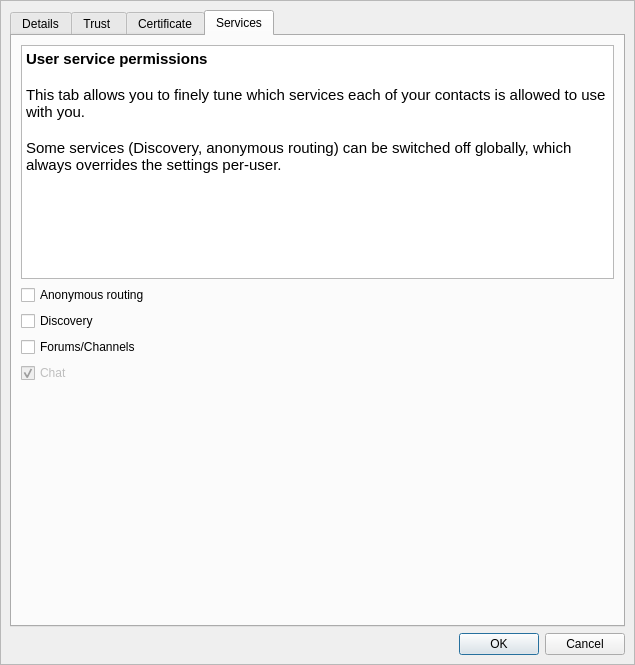
This is retroshare-gui/src/gui/connect/ConfCertDialog.ui in RetroShare/RetroShare as Qt 5 draws it before an edit. The edited form follows.
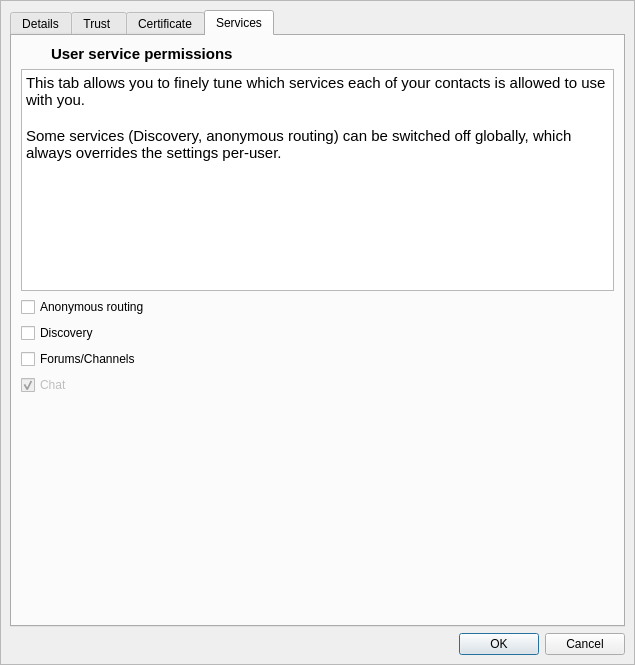
This is the edited form. The open tabs and pages were chosen to show the change. Icons and pictures are not drawn. Custom widgets are drawn as their Qt base class.

Commit message: removed html from the User Permission Label, for better translation added a default stylesheet for better look, added icons

What changed in the file:
```diff
--- a/retroshare-gui/src/gui/connect/ConfCertDialog.ui
+++ b/retroshare-gui/src/gui/connect/ConfCertDialog.ui
@@ -742,23 +742,58 @@
          <attribute name="title">
           <string>Services</string>
          </attribute>
-         <layout class="QVBoxLayout" name="verticalLayout_2">
-          <item>
-           <widget class="QTextBrowser" name="textBrowser">
-            <property name="html">
-             <string>&lt;!DOCTYPE HTML PUBLIC &quot;-//W3C//DTD HTML 4.0//EN&quot; &quot;http://www.w3.org/TR/REC-html40/strict.dtd&quot;&gt;
-&lt;html&gt;&lt;head&gt;&lt;meta name=&quot;qrichtext&quot; content=&quot;1&quot; /&gt;&lt;style type=&quot;text/css&quot;&gt;
-p, li { white-space: pre-wrap; }
-&lt;/style&gt;&lt;/head&gt;&lt;body style=&quot; font-family:'Ubuntu'; font-size:11pt; font-weight:400; font-style:normal;&quot;&gt;
-&lt;p style=&quot; margin-top:0px; margin-bottom:0px; margin-left:0px; margin-right:0px; -qt-block-indent:0; text-indent:0px;&quot;&gt;&lt;span style=&quot; font-weight:600;&quot;&gt;User service permissions&lt;/span&gt;&lt;/p&gt;
-&lt;p style=&quot;-qt-paragraph-type:empty; margin-top:0px; margin-bottom:0px; margin-left:0px; margin-right:0px; -qt-block-indent:0; text-indent:0px;&quot;&gt;&lt;br /&gt;&lt;/p&gt;
-&lt;p style=&quot; margin-top:0px; margin-bottom:0px; margin-left:0px; margin-right:0px; -qt-block-indent:0; text-indent:0px;&quot;&gt;This tab allows you to finely tune which services each of your contacts is allowed to use with you.&lt;/p&gt;
-&lt;p style=&quot;-qt-paragraph-type:empty; margin-top:0px; margin-bottom:0px; margin-left:0px; margin-right:0px; -qt-block-indent:0; text-indent:0px;&quot;&gt;&lt;br /&gt;&lt;/p&gt;
-&lt;p style=&quot; margin-top:0px; margin-bottom:0px; margin-left:0px; margin-right:0px; -qt-block-indent:0; text-indent:0px;&quot;&gt;Some services (Discovery, anonymous routing) can be switched off globally, which always overrides the settings per-user.&lt;/p&gt;&lt;/body&gt;&lt;/html&gt;</string>
+         <layout class="QGridLayout" name="gridLayout">
+          <item row="0" column="0">
+           <widget class="QLabel" name="label_7">
+            <property name="maximumSize">
+             <size>
+              <width>24</width>
+              <height>24</height>
+             </size>
             </property>
+            <property name="text">
+             <string/>
+            </property>
+            <property name="pixmap">
+             <pixmap resource="../images.qrc">:/images/admin-24.png</pixmap>
+            </property>
            </widget>
           </item>
-          <item>
+          <item row="0" column="1" colspan="2">
+           <widget class="QLabel" name="label_6">
+            <property name="font">
+             <font>
+              <pointsize>11</pointsize>
+              <weight>75</weight>
+              <bold>true</bold>
+             </font>
+            </property>
+            <property name="text">
+             <string>User service permissions</string>
+            </property>
+           </widget>
+          </item>
+          <item row="1" column="0" colspan="3">
+           <widget class="QPlainTextEdit" name="plainTextEdit">
+            <property name="font">
+             <font>
+              <pointsize>11</pointsize>
+             </font>
+            </property>
+            <property name="readOnly">
+             <bool>true</bool>
+            </property>
+            <property name="plainText">
+             <string>This tab allows you to finely tune which services each of your contacts is allowed to use with you.
+
+Some services (Discovery, anonymous routing) can be switched off globally, which always overrides the settings per-user.</string>
+            </property>
+            <property name="overwriteMode">
+             <bool>false</bool>
+            </property>
+           </widget>
+          </item>
+          <item row="2" column="0" colspan="2">
            <widget class="QCheckBox" name="_anonymous_routing_CB">
             <property name="toolTip">
              <string>&lt;html&gt;&lt;head/&gt;&lt;body&gt;&lt;p&gt;Disabling anonymous routing will suppress all sending/retrieval of tunnel and anonymous search requests from/to this user. This user will not be able to transfer anonymously through you.&lt;/p&gt;&lt;p&gt;For a global switch, go to the server configuration panel.&lt;/p&gt;&lt;/body&gt;&lt;/html&gt;</string>
@@ -768,7 +803,7 @@
             </property>
            </widget>
           </item>
-          <item>
+          <item row="3" column="0" colspan="2">
            <widget class="QCheckBox" name="_discovery_CB">
             <property name="toolTip">
              <string>&lt;html&gt;&lt;head/&gt;&lt;body&gt;&lt;p&gt;Disabling discovery removes the sending of public keys of your own friends to this user. Discovery information from this friend will be dropped as well.&lt;/p&gt;&lt;p&gt;For a global switch, go to the server configuration panel.&lt;/p&gt;&lt;/body&gt;&lt;/html&gt;</string>
@@ -778,7 +813,7 @@
             </property>
            </widget>
           </item>
-          <item>
+          <item row="4" column="0" colspan="2">
            <widget class="QCheckBox" name="_forums_channels_CB">
             <property name="toolTip">
              <string>&lt;html&gt;&lt;head/&gt;&lt;body&gt;&lt;p&gt;Disabling this means that forums and channels posts will not be passed from you to this friend, and items coming from this friend will be dropped.&lt;/p&gt;&lt;/body&gt;&lt;/html&gt;</string>
@@ -788,7 +823,7 @@
             </property>
            </widget>
           </item>
-          <item>
+          <item row="5" column="0" colspan="2">
            <widget class="QCheckBox" name="_chat_CB">
             <property name="enabled">
              <bool>false</bool>
@@ -801,7 +836,7 @@
             </property>
            </widget>
           </item>
-          <item>
+          <item row="6" column="0" colspan="3">
            <spacer name="verticalSpacer_4">
             <property name="orientation">
              <enum>Qt::Vertical</enum>
```
Left out of the diff: 7 changed lines with no effect on the pictures. The commit also changes 1 other file.
